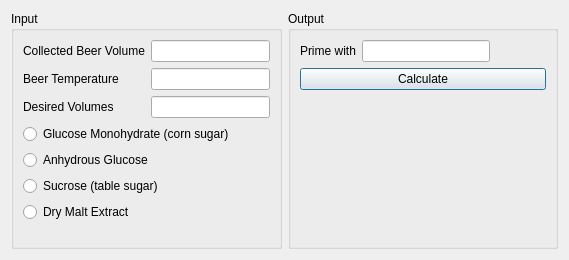
The window that ui/primingDialog.ui (Brewtarget/brewtarget) describes before a commit, drawn with Qt 5.
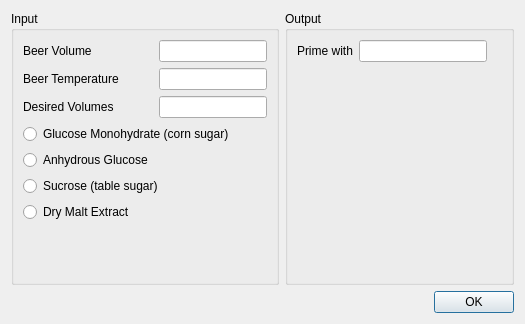
The same window after the commit. Custom widgets are drawn as their Qt base class.

The edit to the form file:
```diff
--- a/ui/primingDialog.ui
+++ b/ui/primingDialog.ui
@@ -6,13 +6,15 @@
    <rect>
     <x>0</x>
     <y>0</y>
-    <width>569</width>
-    <height>260</height>
+    <width>525</width>
+    <height>324</height>
    </rect>
   </property>
   <property name="windowTitle">
    <string>Priming Calculator</string>
   </property>
+  <layout class="QVBoxLayout" name="verticalLayout">
+   <item>
   <layout class="QHBoxLayout" name="horizontalLayout">
    <item>
     <widget class="QGroupBox" name="groupBox">
@@ -22,16 +24,20 @@
      <property name="configSection" stdset="0">
       <string notr="true">primingCalculator</string>
      </property>
-     <layout class="QVBoxLayout" name="verticalLayout">
-      <item>
        <layout class="QFormLayout" name="formLayout">
         <item row="0" column="0">
          <widget class="BtVolumeLabel" name="label_beerVol">
+          <property name="sizePolicy">
+           <sizepolicy hsizetype="Minimum" vsizetype="Preferred">
+            <horstretch>0</horstretch>
+            <verstretch>0</verstretch>
+           </sizepolicy>
+          </property>
           <property name="contextMenuPolicy">
            <enum>Qt::CustomContextMenu</enum>
           </property>
           <property name="text">
-           <string>Collected Beer Volume</string>
+           <string>Beer Volume</string>
           </property>
           <property name="buddy">
            <cstring>lineEdit_beerVol</cstring>
@@ -48,7 +54,7 @@
           </property>
           <property name="maximumSize">
            <size>
-            <width>128</width>
+            <width>16777215</width>
             <height>16777215</height>
            </size>
           </property>
@@ -80,7 +86,7 @@
           </property>
           <property name="maximumSize">
            <size>
-            <width>128</width>
+            <width>16777215</width>
             <height>16777215</height>
            </size>
           </property>
@@ -112,7 +118,7 @@
           </property>
           <property name="maximumSize">
            <size>
-            <width>128</width>
+            <width>16777215</width>
             <height>16777215</height>
            </size>
           </property>
@@ -121,49 +127,34 @@
           </property>
          </widget>
         </item>
-       </layout>
-      </item>
-      <item>
+        <item row="3" column="0" colspan="2">
        <widget class="QRadioButton" name="radioButton_glucMono">
         <property name="text">
          <string>Glucose Monohydrate (corn sugar)</string>
         </property>
        </widget>
       </item>
-      <item>
+        <item row="4" column="0">
        <widget class="QRadioButton" name="radioButton_gluc">
         <property name="text">
          <string>Anhydrous Glucose</string>
         </property>
        </widget>
       </item>
-      <item>
+        <item row="5" column="0" colspan="2">
        <widget class="QRadioButton" name="radioButton_sucrose">
         <property name="text">
          <string>Sucrose (table sugar)</string>
         </property>
        </widget>
       </item>
-      <item>
+        <item row="6" column="0">
        <widget class="QRadioButton" name="radioButton_dme">
         <property name="text">
          <string>Dry Malt Extract</string>
         </property>
        </widget>
       </item>
-      <item>
-       <spacer name="verticalSpacer">
-        <property name="orientation">
-         <enum>Qt::Vertical</enum>
-        </property>
-        <property name="sizeHint" stdset="0">
-         <size>
-          <width>20</width>
-          <height>40</height>
-         </size>
-        </property>
-       </spacer>
-      </item>
      </layout>
     </widget>
    </item>
@@ -175,8 +166,6 @@
      <property name="configSection" stdset="0">
       <string notr="true">primingCalculator</string>
      </property>
-     <layout class="QVBoxLayout" name="verticalLayout_2">
-      <item>
        <layout class="QFormLayout" name="formLayout_2">
         <item row="0" column="0">
          <widget class="BtMassLabel" name="label_output">
@@ -195,7 +184,7 @@
          <widget class="BtMassEdit" name="lineEdit_output">
           <property name="minimumSize">
            <size>
-            <width>80</width>
+            <width>100</width>
             <height>0</height>
            </size>
           </property>
@@ -217,47 +206,20 @@
          </widget>
         </item>
        </layout>
-      </item>
-      <item>
-       <widget class="QPushButton" name="pushButton_calculate">
-        <property name="toolTip">
-         <string>Calculate</string>
-        </property>
-        <property name="text">
-         <string>Calculate</string>
-        </property>
-        <property name="autoDefault">
-         <bool>false</bool>
-        </property>
-        <property name="default">
-         <bool>true</bool>
-        </property>
-       </widget>
-      </item>
-      <item>
-       <spacer name="verticalSpacer_2">
-        <property name="orientation">
-         <enum>Qt::Vertical</enum>
-        </property>
-        <property name="sizeHint" stdset="0">
-         <size>
-          <width>20</width>
-          <height>40</height>
-         </size>
-        </property>
-       </spacer>
-      </item>
-     </layout>
+      </widget>
+     </item>
+    </layout>
+   </item>
+   <item>
+    <widget class="QDialogButtonBox" name="buttonBox">
+     <property name="standardButtons">
+      <set>QDialogButtonBox::Ok</set>
+     </property>
     </widget>
    </item>
   </layout>
  </widget>
  <customwidgets>
-  <customwidget>
-   <class>BtGenericEdit</class>
-   <extends>QLineEdit</extends>
-   <header>BtLineEdit.h</header>
-  </customwidget>
   <customwidget>
    <class>BtTemperatureEdit</class>
    <extends>QLineEdit</extends>
@@ -274,22 +236,6 @@
     <signal>labelChanged(Unit::unitDisplay,Unit::unitScale)</signal>
    </slots>
   </customwidget>
-  <customwidget>
-   <class>BtVolumeLabel</class>
-   <extends>QLabel</extends>
-   <header>BtLabel.h</header>
-   <slots>
-    <signal>labelChanged(Unit::unitDisplay,Unit::unitScale)</signal>
-   </slots>
-  </customwidget>
-  <customwidget>
-   <class>BtVolumeEdit</class>
-   <extends>QLineEdit</extends>
-   <header>BtLineEdit.h</header>
-   <slots>
-    <slot>lineChanged(Unit::unitDisplay,Unit::unitScale)</slot>
-   </slots>
-  </customwidget>
   <customwidget>
    <class>BtMassLabel</class>
    <extends>QLabel</extends>
@@ -309,6 +255,27 @@
     <slot>lineChanged(Unit::unitDisplay,Unit::unitScale)</slot>
    </slots>
   </customwidget>
+  <customwidget>
+   <class>BtGenericEdit</class>
+   <extends>QLineEdit</extends>
+   <header>BtLineEdit.h</header>
+  </customwidget>
+  <customwidget>
+   <class>BtVolumeLabel</class>
+   <extends>QLabel</extends>
+   <header>BtLabel.h</header>
+   <slots>
+    <signal>labelChanged(Unit::unitDisplay,Unit::unitScale)</signal>
+   </slots>
+  </customwidget>
+  <customwidget>
+   <class>BtVolumeEdit</class>
+   <extends>QLineEdit</extends>
+   <header>BtLineEdit.h</header>
+   <slots>
+    <slot>lineChanged(Unit::unitDisplay,Unit::unitScale)</slot>
+   </slots>
+  </customwidget>
  </customwidgets>
  <tabstops>
   <tabstop>lineEdit_beerVol</tabstop>
```
Left out of the diff: 13 changed lines with no effect on the pictures. Lines whose indentation alone changed are shown as unchanged.
